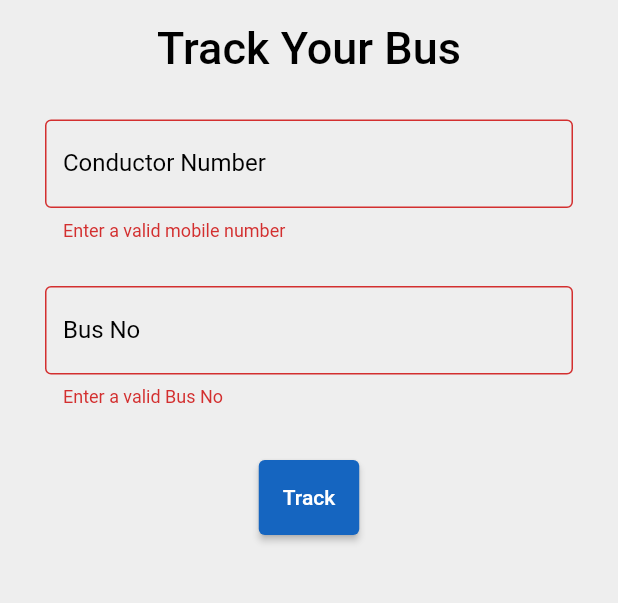
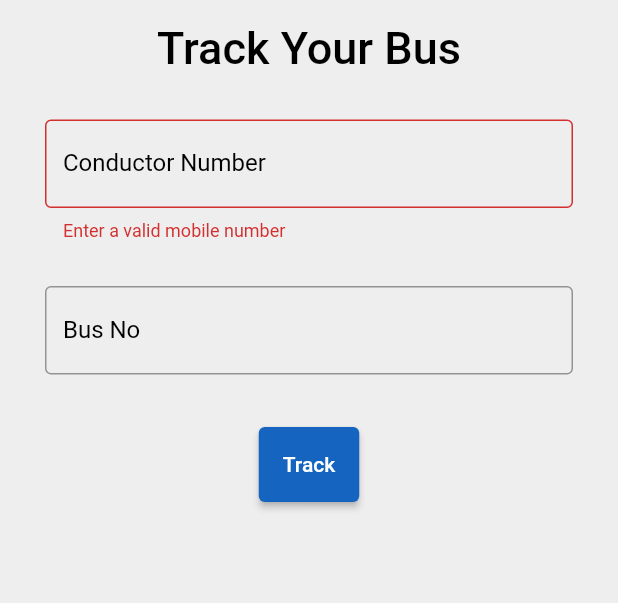
Before and after one commit to NWKRTC-Tracking/flutter, a Flutter app: the screen it shows after launch, after a tap on "Track", on a phone screen of 412 x 824 dp, the part 332-935 px from its top. Run offline on Flutter 3.47's test engine with Material 2 defaults, Android fonts, the phone set to English and light mode, and no system bars; our stand-ins replace flutter_map, flutter_secure_storage, flutter_spinkit, fluttertoast, latlong2 and 2 more; missing offline and left inert: dart:ffi, fl_location, flutter_foreground_task, flutter_map_marker_cluster.

Commit message:
Remmoved validation from bus number

```diff
--- a/bus_tracking/lib/pages/home.dart
+++ b/bus_tracking/lib/pages/home.dart
@@ -266,11 +266,11 @@ class _HomeState extends State<Home> {
                         controller: busNameController,
                         cursorColor: Colors.black,
                         validator: (value){
-                          if (value!.isEmpty ||
-                                !RegExp("^[A-Z]{1}[0-9]{4}\$")
-                                    .hasMatch(value)) {
-                              return 'Enter a valid Bus No';
-                            }
+                          // if (value!.isEmpty ||
+                          //       !RegExp("^[A-Z]{1}[0-9]{4}\$")
+                          //           .hasMatch(value)) {
+                          //     return 'Enter a valid Bus No';
+                          //   }
                             return null;
                         },
                         decoration: const InputDecoration(
```
